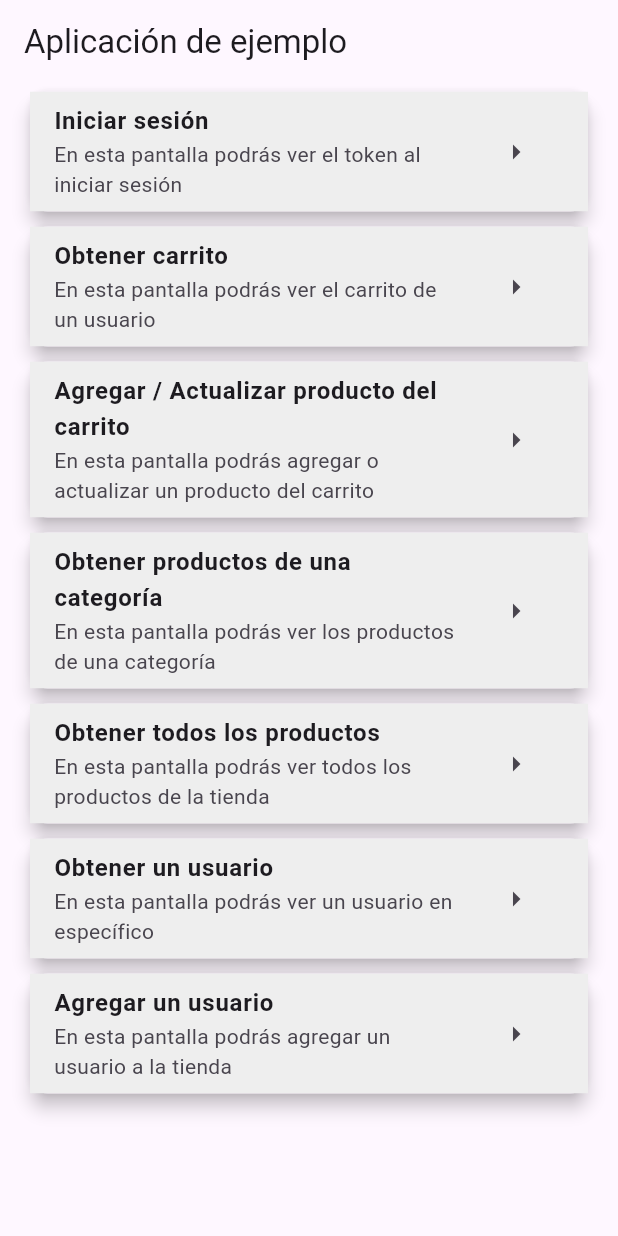
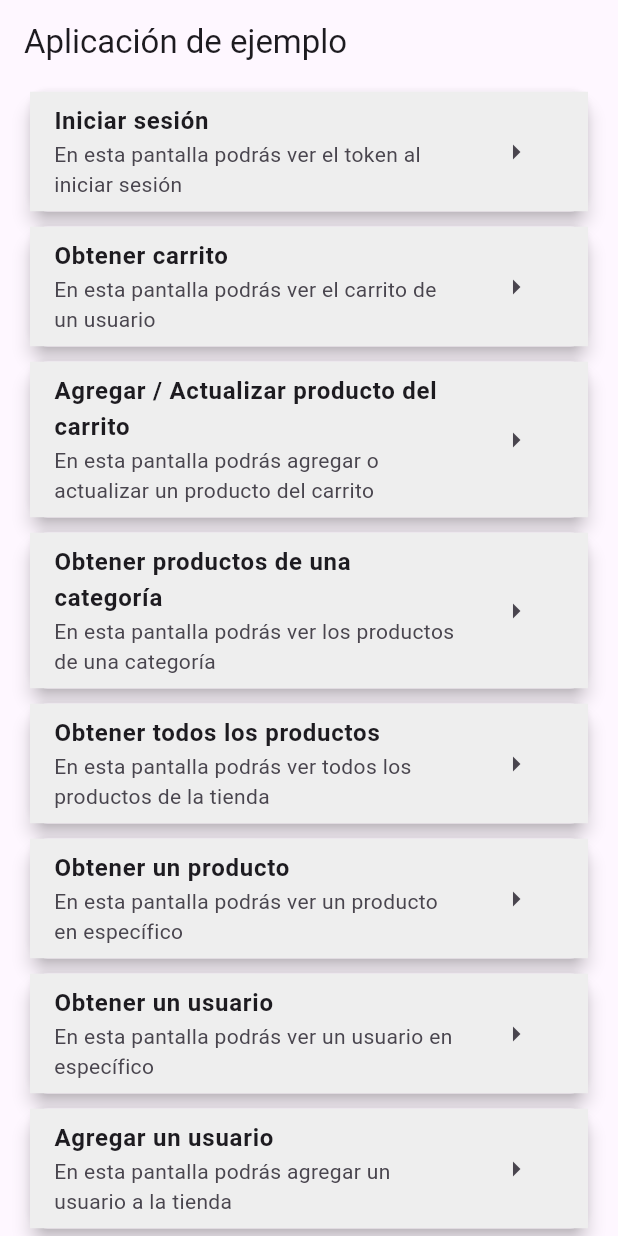
Before and after one commit to JuanJose21/flutter-package-api-fake-store, a Flutter app: the screen it shows after launch, on a phone screen of 412 x 824 dp. Run offline on Flutter 3.47's test engine with Material 3 defaults, Android fonts, the phone set to English and light mode, and no system bars; our stand-ins replace dartz.

Commit message:
refactor: add id to screen product

```diff
--- a/example/lib/src/screens/home_screen.dart
+++ b/example/lib/src/screens/home_screen.dart
@@ -59,6 +59,13 @@ class HomeScreen extends StatelessWidget {
         'screen': const AllProductsScreen(),
       },
       {
+        'title': 'Obtener un producto',
+        'subtitle': 'En esta pantalla podrás ver un producto en específico',
+        'screen': const ProductScreen(
+          productId: 1,
+        ),
+      },
+      {
         'title': 'Obtener un usuario',
         'subtitle': 'En esta pantalla podrás ver un usuario en específico',
         'screen': const UserScreen(),
--- a/example/lib/src/screens/product_screen.dart
+++ b/example/lib/src/screens/product_screen.dart
@@ -1,10 +1,9 @@
 import 'package:flutter/material.dart';
-import 'package:flutter_package_api_fake_store/flutter_package_api_fake_store.dart';
 
 class ProductScreen extends StatelessWidget {
-  final ProductModel product;
+  final int productId;
 
-  const ProductScreen({required this.product, super.key});
+  const ProductScreen({required this.productId, super.key});
 
   @override
   Widget build(BuildContext context) {
```
Also changed, not shown: example/lib/src/screens/all_products_screen.dart (+4 -3 lines), example/lib/src/screens/category_products_screen.dart (+4 -3 lines).
